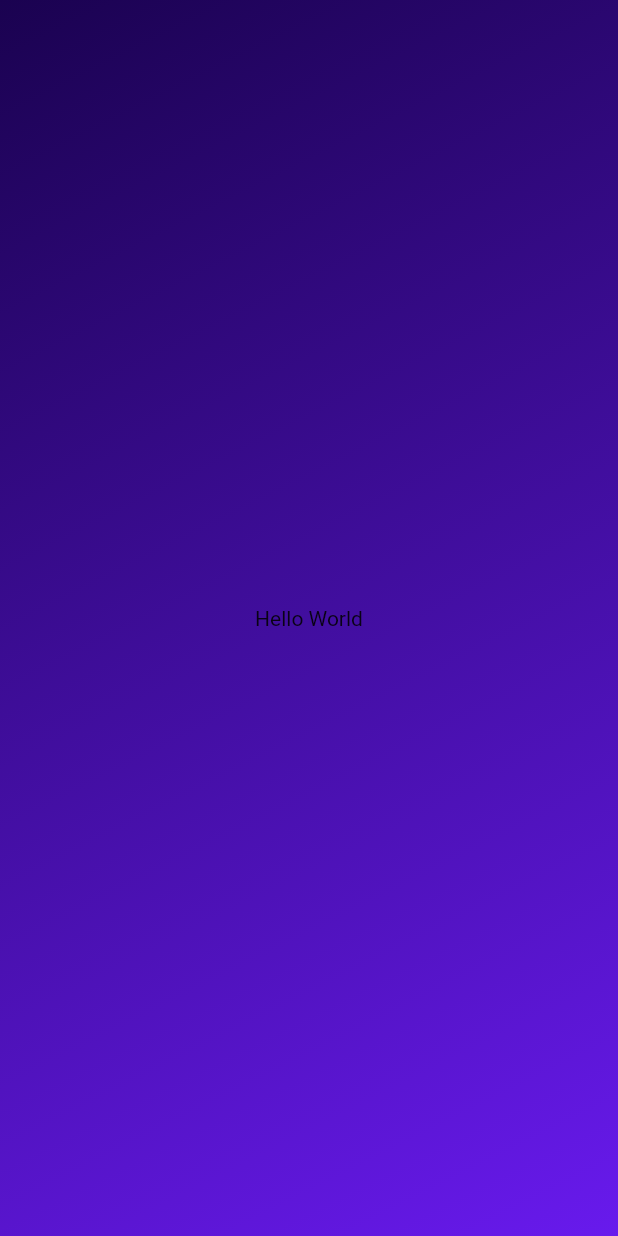
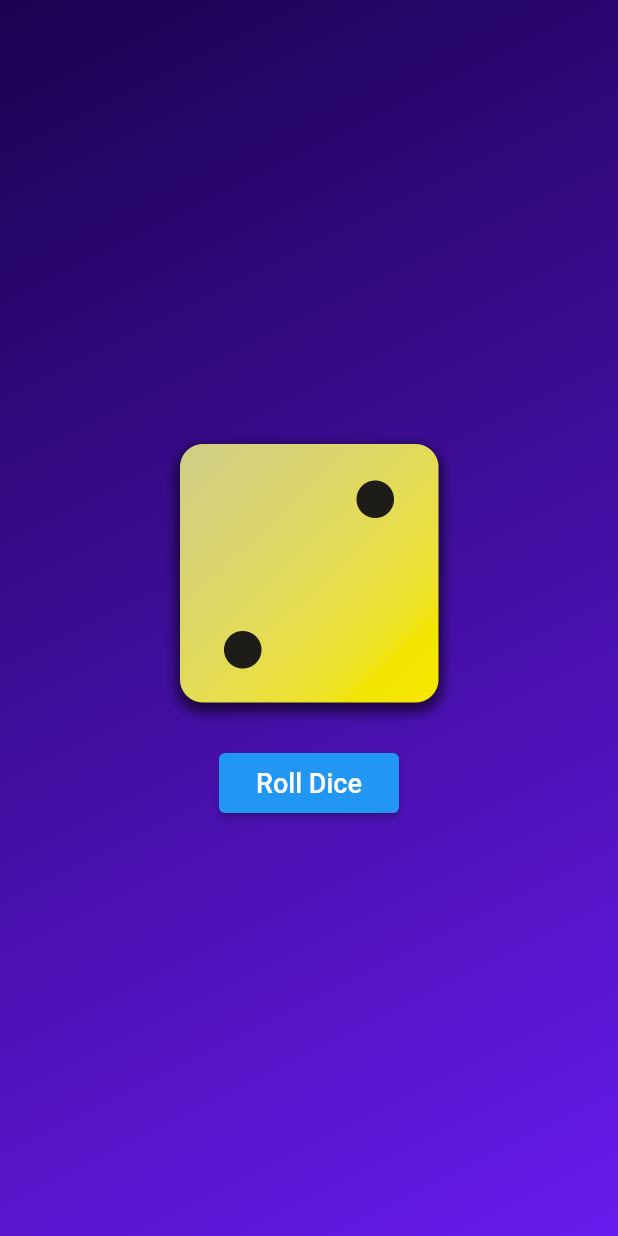
Before and after one commit to rafaeraza/flutter-dice-roll-app, a Flutter app: the screen it shows after launch, on a phone screen of 412 x 824 dp. Run offline on Flutter 3.47's test engine with Material 2 defaults, Android fonts, the phone set to English and light mode, and no system bars.

Commit message:
chore: update `gradient_container` to display dice image

```diff
--- a/lib/widgets/gradient_container.dart
+++ b/lib/widgets/gradient_container.dart
@@ -5,6 +5,8 @@ class GradientContainer extends StatelessWidget {
 
   final Color startColor;
   final Color endColor;
+
+  void rollDice() {}
 
   @override
   Widget build(BuildContext context) {
@@ -19,8 +21,28 @@ class GradientContainer extends StatelessWidget {
           end: Alignment.bottomRight,
         ),
       ),
-      child: const Center(
-        child: Text('Hello World'),
+      child: Center(
+        child: Column(
+          mainAxisSize: MainAxisSize.min,
+          children: [
+            Image.asset(
+              'lib/assets/images/dice-2.png',
+              width: 200,
+            ),
+            const SizedBox(
+              height: 20,
+            ),
+            SizedBox(
+              width: 120,
+              height: 40,
+              child: ElevatedButton(
+                onPressed: rollDice,
+                child: const Text('Roll Dice',
+                    style: TextStyle(color: Colors.white, fontSize: 18.0)),
+              ),
+            ),
+          ],
+        ),
       ),
     );
   }
```
